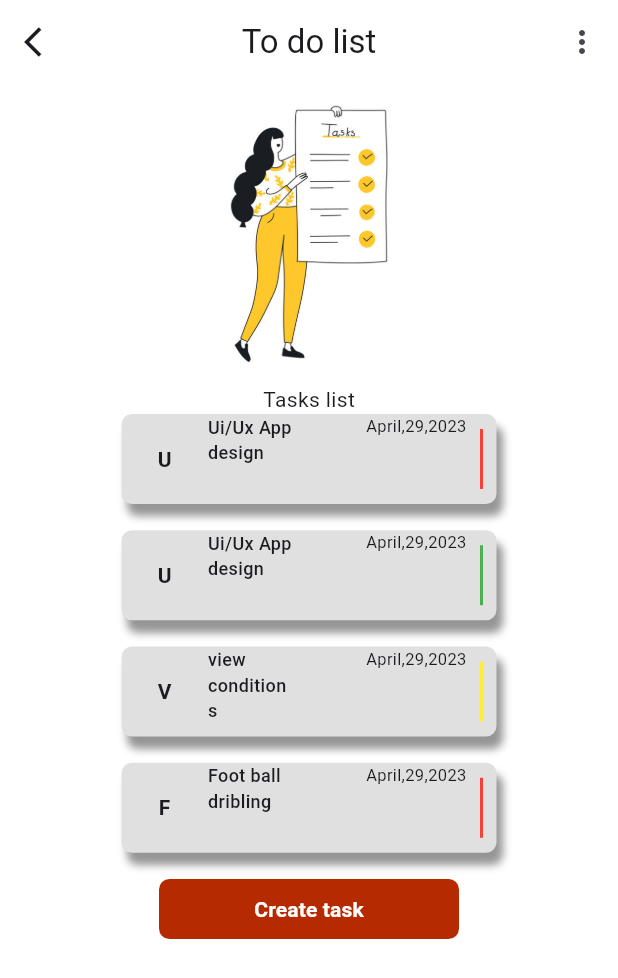
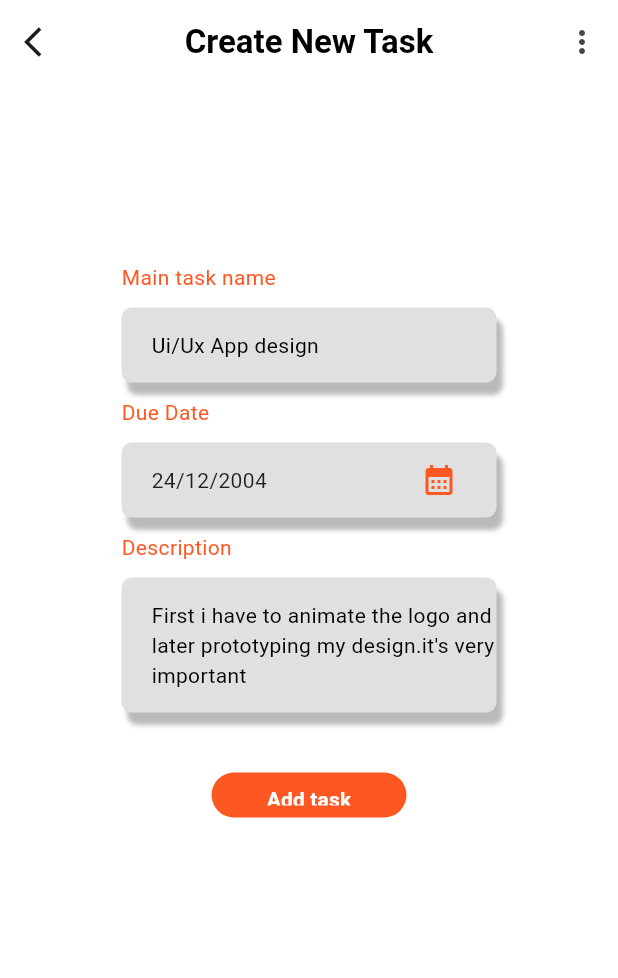
Before and after one commit to Emnet-tes/gdsc_study_session_g5, a Flutter app: the screen it shows after launch, on a phone screen of 412 x 824 dp. Shown: the top 978 px of the screen. Run offline on Flutter 3.47's test engine with Material 3 defaults, Android fonts, the phone set to English and light mode, and no system bars.

Commit message:
added two pages

```diff
--- a/Dart-Tasks/task-4/to_do_list_app/lib/main.dart
+++ b/Dart-Tasks/task-4/to_do_list_app/lib/main.dart
@@ -11,7 +11,44 @@ class MyApp extends StatelessWidget {
   Widget build(BuildContext context) {
     return MaterialApp(
       debugShowCheckedModeBanner: false,
-        home: Scaffold(
+      home: Thirdscreen(),
+    );
+  }
+}
+
+class Firstscreen extends StatelessWidget {
+  @override
+  Widget build(BuildContext context) {
+    return Scaffold(
+        body: Column(children: [
+      Image(
+        image: AssetImage(
+          'images/istockphoto-1271149787-612x612.jpg',
+        ),
+      ),
+      Padding(padding: EdgeInsets.symmetric(vertical: 140.0)),
+      Container(
+        height: 40,
+        width: 250,
+        decoration: BoxDecoration(
+            color: Color.fromARGB(255, 71, 125, 206),
+            borderRadius: BorderRadius.circular(7)),
+        child: TextButton(
+          onPressed: () {},
+          child: Text('Get Started',
+              style:
+                  TextStyle(color: Colors.white, fontWeight: FontWeight.bold),
+              textAlign: TextAlign.center),
+        ),
+      )
+    ]));
+  }
+}
+
+class Secondscreen extends StatelessWidget {
+  @override
+  Widget build(BuildContext context) {
+    return Scaffold(
         backgroundColor: Colors.white,
         appBar: AppBar(
           backgroundColor: Colors.white,
@@ -26,8 +63,7 @@ class MyApp extends StatelessWidget {
             child: Column(children: [
           Container(
             child: Image(
-                  image:
-                      AssetImage('images/istockphoto-1271149787-612x612.jpg'),
+              image: AssetImage('images/istockphoto-1271149787-612x612.jpg'),
             ),
             height: 200,
             width: 250,
@@ -59,8 +95,7 @@ class MyApp extends StatelessWidget {
                           child: Container(
                               child: Text(
                                 'U',
-                                    style:
-                                        TextStyle(fontWeight: FontWeight.bold),
+                                style: TextStyle(fontWeight: FontWeight.bold),
                               ),
                               alignment: Alignment.center),
                         ),
@@ -108,8 +143,7 @@ class MyApp extends StatelessWidget {
                           child: Container(
                               child: Text(
                                 'U',
-                                    style:
-                                        TextStyle(fontWeight: FontWeight.bold),
+                                style: TextStyle(fontWeight: FontWeight.bold),
                               ),
                               alignment: Alignment.center),
                         ),
@@ -157,8 +191,7 @@ class MyApp extends StatelessWidget {
                           child: Container(
                               child: Text(
                                 'V',
-                                    style:
-                                        TextStyle(fontWeight: FontWeight.bold),
+                                style: TextStyle(fontWeight: FontWeight.bold),
                               ),
                               alignment: Alignment.center),
                         ),
@@ -206,8 +239,7 @@ class MyApp extends StatelessWidget {
                           child: Container(
                               child: Text(
                                 'F',
-                                    style:
-                                        TextStyle(fontWeight: FontWeight.bold),
+                                style: TextStyle(fontWeight: FontWeight.bold),
                               ),
                               alignment: Alignment.center),
                         ),
@@ -238,19 +270,168 @@ class MyApp extends StatelessWidget {
                   Container(
                     height: 40,
                     width: 200,
-                        decoration: BoxDecoration(color: const Color.fromARGB(255, 182, 42, 0),borderRadius:BorderRadius.circular(7) ) ,
-                        child:TextButton(
+                    decoration: BoxDecoration(
+                        color: const Color.fromARGB(255, 182, 42, 0),
+                        borderRadius: BorderRadius.circular(7)),
+                    child: TextButton(
                       onPressed: () {},
-                          child: Text('Create task', style: TextStyle(
-                              color: Colors.white, fontWeight: FontWeight.bold),textAlign:TextAlign.center),
+                      child: Text('Create task',
+                          style: TextStyle(
+                              color: Colors.white, fontWeight: FontWeight.bold),
+                          textAlign: TextAlign.center),
                     ),
-                        /*child: Text(
-                          'Create task',
-                          ,
-                        ),*/
                   )
                 ]),
           )
-            ]))));
+        ])));
   }
 }
+
+class Thirdscreen extends StatelessWidget {
+  @override
+  Widget build(BuildContext context) {
+    return Scaffold(
+        backgroundColor: Colors.white,
+        appBar: AppBar(
+          backgroundColor: Colors.white,
+          leading: Icon(Icons.arrow_back_ios),
+          actions: [
+            IconButton(onPressed: () {}, icon: Icon(Icons.more_vert_sharp))
+          ],
+          title: Text(
+            'Create New Task',
+            style: TextStyle(color: Colors.black, fontWeight: FontWeight.bold),
+          ),
+          centerTitle: true,
+        ),
+
+        body: Center(child :Container (
+          height: 550,
+          width:250,
+          child: Column(
+            children:[
+            Container(
+              child:Text('Main task name' ,style: TextStyle(fontWeight: FontWeight.w400,color: Colors.deepOrange),
+            ),
+            alignment: Alignment.bottomLeft,
+            padding: EdgeInsets.symmetric(vertical: 10),
+             ),
+            Container(
+                    height: 50,
+                    width: 250,
+                    decoration: BoxDecoration(
+                        color: Colors.grey[300],
+                        borderRadius: BorderRadius.circular(7),
+                        boxShadow: [
+                          BoxShadow(
+                            color: const Color.fromARGB(69, 0, 0, 0),
+                            blurRadius: 2,
+                            offset: Offset(4, 8), // Shadow position
+                          ),
+                        ]),
+                    child: Row(
+                      children: [
+                        Padding(padding: EdgeInsets.symmetric(horizontal: 10)),
+                        Text('Ui/Ux App design',
+                            style: TextStyle(
+                                fontWeight: FontWeight.w400,
+                                color: Colors.black))
+                      ],
+                    ),
+                  ),
+                  Container(
+                    child: Text(
+                      'Due Date',
+                      style: TextStyle(
+                          fontWeight: FontWeight.w400,
+                          color: Colors.deepOrange,),
+                    ),
+                    alignment: Alignment.bottomLeft,
+                    padding: EdgeInsets.symmetric(vertical: 10)
+                  ),
+                  Container(
+                    height: 50,
+                    width: 250,
+                    decoration: BoxDecoration(
+                        color: Colors.grey[300],
+                        borderRadius: BorderRadius.circular(7),
+                        boxShadow: [
+                          BoxShadow(
+                            color: const Color.fromARGB(69, 0, 0, 0),
+                            blurRadius: 2,
+                            offset: Offset(4, 8), // Shadow position
+                          ),
+                        ]),
+                    child: Row(
+                      children: [
+                        Padding(padding: EdgeInsets.symmetric(horizontal: 10)),
+                        Expanded(
+                          flex: 2,
+                          child:Text('24/12/2004',
+                            style: TextStyle(
+                                fontWeight: FontWeight.w400,
+                                color: Color.fromARGB(220, 0, 0, 0))) ),
+                                Expanded(child:IconButton(
+                            onPressed: () {}, icon: Icon(Icons.calendar_month_sharp,color: Colors.deepOrange,)) )
+                         ],
+
+                    ),
+                  ),
+                              Container(
+              child:Text('Description' ,style: TextStyle(fontWeight: FontWeight.w400,color: Colors.deepOrange),
+            ),
+            alignment: Alignment.bottomLeft,
+            padding: EdgeInsets.symmetric(vertical: 10),
+             ),
+            Container(
+                    height: 90,
+                    width: 250,
+                    decoration: BoxDecoration(
+                        color: Colors.grey[300],
+                        borderRadius: BorderRadius.circular(7),
+                        boxShadow: [
+                          BoxShadow(
+                            color: const Color.fromARGB(69, 0, 0, 0),
+                            blurRadius: 2,
+                            offset: Offset(4, 8), // Shadow position
+                          ),
+                        ]),
+                    child: Row(
+                      children: [
+                        Padding(padding: EdgeInsets.symmetric(horizontal: 10)),
+                        Expanded(child:Text("First i have to animate the logo and later prototyping my design.it's very important",
+                            style: TextStyle(
+                                fontWeight: FontWeight.w400,
+                                color: Colors.black)) )
+
+                      ],
+                    ),
+                  )
+             ,
+             Container(
+              child: Column(
+                      children: [
+                        Padding(padding: EdgeInsets.symmetric(vertical: 20)),
+                        Container(
+                    height: 30,
+                    width: 130,
+                    decoration: BoxDecoration(
+                        color: Colors.deepOrange,
+                        borderRadius: BorderRadius.circular(15)),
+                    child: TextButton(
+                      onPressed: () {},
+                      child: Text('Add task',
+                          style: TextStyle(
+                              color: Colors.white, fontWeight: FontWeight.bold),
+                          textAlign: TextAlign.center),
+
+                    ),
+                  )
+          ],
+          )
+        )
+        ] ),
+                )
+                ));
+  }
+}
```
Lines whose indentation alone changed are shown as unchanged.
